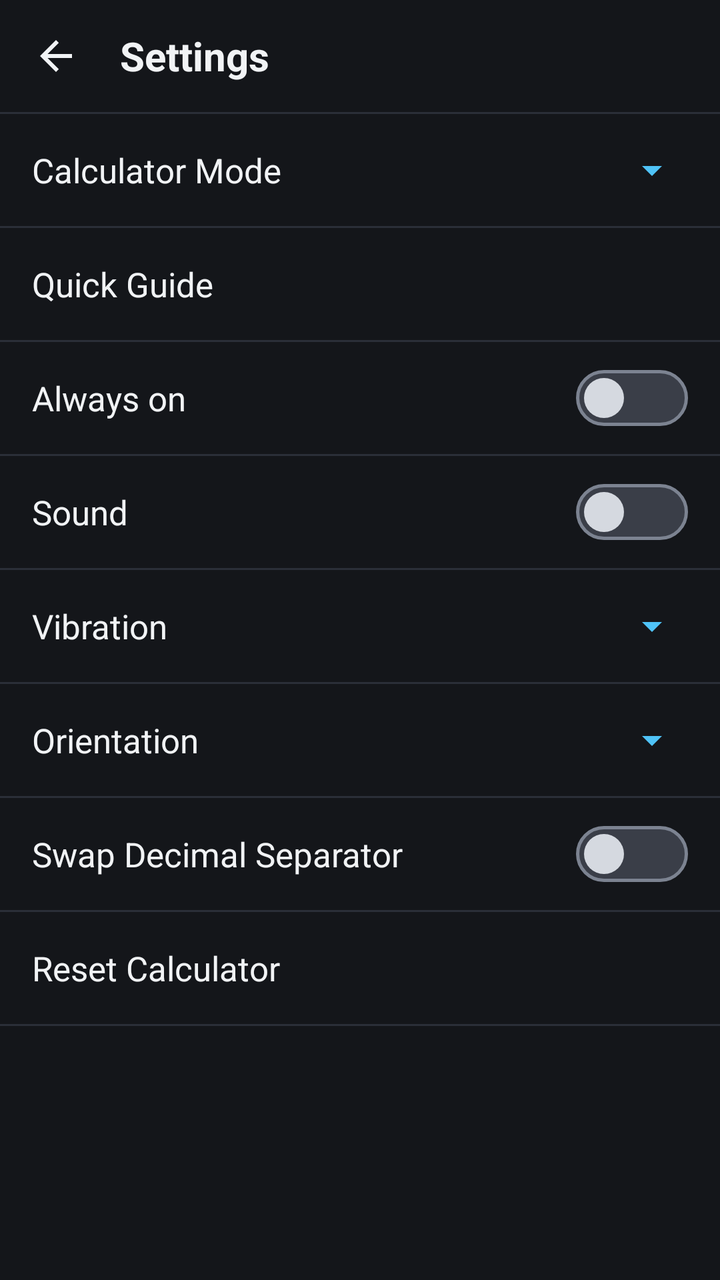
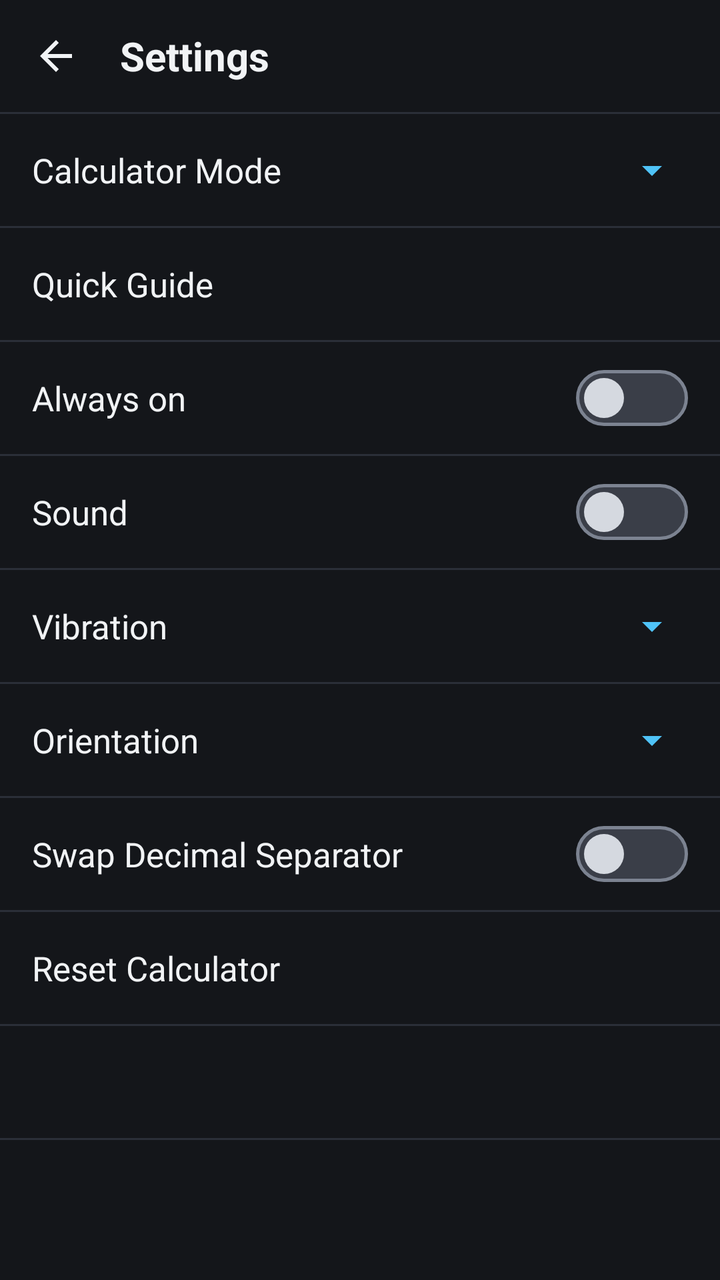

Two renders of the same Android screen: before a commit and after it. Below are the layout's source before the change and the commit's diff.
<!-- AndroidManifest.xml: fallback theme Theme.MaterialComponents.DayNight.NoActionBar -->
<!-- res/layout/settings_dlg.xml -->
<?xml version="1.0" encoding="utf-8"?>
<LinearLayout xmlns:android="http://schemas.android.com/apk/res/android"
    android:id="@+id/settingsRootLayout"
    android:layout_width="match_parent"
    android:layout_height="match_parent"
    android:background="@color/settings_bg"
    android:orientation="vertical">

    <LinearLayout
        android:id="@+id/settingsHeaderBar"
        android:layout_width="match_parent"
        android:layout_height="wrap_content"
        android:gravity="center_vertical"
        android:minHeight="56.0dp"
        android:orientation="horizontal"
        android:paddingLeft="4.0dp"
        android:paddingRight="16.0dp">

        <ImageButton
            android:id="@+id/settingsBackButton"
            android:layout_width="48.0dp"
            android:layout_height="48.0dp"
            android:background="?android:attr/selectableItemBackgroundBorderless"
            android:contentDescription="@string/Close"
            android:scaleType="centerInside"
            android:src="?android:attr/homeAsUpIndicator"
            android:tint="@color/settings_text_primary" />

        <TextView
            android:id="@+id/settingsTitleText"
            android:layout_width="0.0dp"
            android:layout_height="wrap_content"
            android:layout_marginLeft="8.0dp"
            android:layout_marginRight="8.0dp"
            android:layout_weight="1.0"
            android:ellipsize="end"
            android:singleLine="true"
            android:text="@string/Settings"
            android:textColor="@color/settings_text_primary"
            android:textSize="20.0sp"
            android:textStyle="bold" />

        <TextView
            android:id="@+id/settingsVersionText"
            android:layout_width="wrap_content"
            android:layout_height="wrap_content"
            android:singleLine="true"
            android:textColor="@color/settings_text_secondary"
            android:textSize="13.0sp" />
    </LinearLayout>

    <View
        android:layout_width="match_parent"
        android:layout_height="1.0dp"
        android:background="@color/settings_divider" />

    <ScrollView
        android:layout_width="match_parent"
        android:layout_height="0.0dp"
        android:layout_weight="1.0"
        android:clipToPadding="false">

        <LinearLayout
            android:id="@id/SettingsOptions"
            android:layout_width="match_parent"
            android:layout_height="wrap_content"
            android:orientation="vertical">

            <LinearLayout
                android:id="@id/LinearLayoutMode"
                android:layout_width="match_parent"
                android:layout_height="wrap_content"
                android:background="?android:attr/selectableItemBackground"
                android:clickable="true"
                android:focusable="true"
                android:gravity="center_vertical"
                android:minHeight="56.0dp"
                android:paddingLeft="16.0dp"
                android:paddingRight="10.0dp">

                <TextView
                    android:id="@id/TextViewMode"
                    android:layout_width="0.0dp"
                    android:layout_height="wrap_content"
                    android:layout_gravity="left|center_vertical"
                    android:layout_marginTop="8.0dp"
                    android:layout_marginBottom="8.0dp"
                    android:layout_weight="1.0"
                    android:text="@string/Calculator_Mode"
                    android:textColor="@color/settings_text_primary"
                    android:textSize="17.0sp" />

                <Spinner
                    android:id="@id/modeSpinner"
                    android:layout_width="wrap_content"
                    android:layout_height="wrap_content"
                    android:layout_marginTop="4.0dp"
                    android:layout_marginBottom="4.0dp"
                    android:backgroundTint="@color/settings_accent"
                    android:gravity="right|center_vertical"
                    android:minHeight="48.0dp"
                    android:popupBackground="@drawable/settings_popup_bg" />
            </LinearLayout>

            <View
                android:layout_width="match_parent"
                android:layout_height="1.0dp"
                android:background="@color/settings_divider" />

            <LinearLayout
                android:id="@id/LinearLayoutQuickGuide"
                android:layout_width="match_parent"
                android:layout_height="wrap_content"
                android:background="?android:attr/selectableItemBackground"
                android:clickable="true"
                android:focusable="true"
                android:gravity="center_vertical"
                android:minHeight="56.0dp"
                android:paddingLeft="16.0dp"
                android:paddingRight="16.0dp">

                <TextView
                    android:id="@id/Quick_Guide_TextView"
                    android:layout_width="0.0dp"
                    android:layout_height="wrap_content"
                    android:layout_gravity="left|center_vertical"
                    android:layout_marginTop="8.0dp"
                    android:layout_marginBottom="8.0dp"
                    android:layout_weight="1.0"
                    android:text="@string/Quick_Guide"
                    android:textColor="@color/settings_text_primary"
                    android:textSize="17.0sp" />
            </LinearLayout>

            <View
                android:layout_width="match_parent"
                android:layout_height="1.0dp"
                android:background="@color/settings_divider" />

            <LinearLayout
                android:id="@id/LinearLayout066"
                android:layout_width="match_parent"
                android:layout_height="wrap_content"
                android:background="?android:attr/selectableItemBackground"
                android:clickable="true"
                android:focusable="true"
                android:gravity="center_vertical"
                android:minHeight="56.0dp"
                android:paddingLeft="16.0dp"
                android:paddingRight="16.0dp">

                <TextView
                    android:id="@id/TextView6"
                    android:layout_width="0.0dp"
                    android:layout_height="wrap_content"
                    android:layout_gravity="left|center_vertical"
                    android:layout_marginTop="8.0dp"
                    android:layout_marginBottom="8.0dp"
                    android:layout_weight="1.0"
                    android:text="@string/Always_On"
                    android:textColor="@color/settings_text_primary"
                    android:textSize="17.0sp" />

                <Switch
                    android:id="@id/spinner1"
                    android:layout_width="wrap_content"
                    android:layout_height="wrap_content"
                    android:minHeight="48.0dp"
                    android:showText="false"
                    android:switchMinWidth="52.0dp"
                    android:textOff=""
                    android:textOn=""
                    android:thumb="@drawable/settings_switch_thumb"
                    android:track="@drawable/settings_switch_track" />
            </LinearLayout>

            <View
                android:layout_width="match_parent"
                android:layout_height="1.0dp"
                android:background="@color/settings_divider" />

            <LinearLayout
                android:id="@id/LinearLayout00"
                android:layout_width="match_parent"
                android:layout_height="wrap_content"
                android:background="?android:attr/selectableItemBackground"
                android:clickable="true"
                android:focusable="true"
                android:gravity="center_vertical"
                android:minHeight="56.0dp"
                android:orientation="horizontal"
                android:paddingLeft="16.0dp"
                android:paddingRight="16.0dp">

                <TextView
                    android:id="@id/TextView0"
                    android:layout_width="0.0dp"
                    android:layout_height="wrap_content"
                    android:layout_gravity="left|center_vertical"
                    android:layout_marginTop="8.0dp"
                    android:layout_marginBottom="8.0dp"
                    android:layout_weight="1.0"
                    android:text="@string/Sound"
                    android:textColor="@color/settings_text_primary"
                    android:textSize="17.0sp" />

                <Switch
                    android:id="@id/mySound"
                    android:layout_width="wrap_content"
                    android:layout_height="wrap_content"
                    android:minHeight="48.0dp"
                    android:showText="false"
                    android:switchMinWidth="52.0dp"
                    android:textOff=""
                    android:textOn=""
                    android:thumb="@drawable/settings_switch_thumb"
                    android:track="@drawable/settings_switch_track" />
            </LinearLayout>

            <View
                android:layout_width="match_parent"
                android:layout_height="1.0dp"
                android:background="@color/settings_divider" />

            <LinearLayout
                android:id="@id/LinearLayout033"
                android:layout_width="match_parent"
                android:layout_height="wrap_content"
                android:background="?android:attr/selectableItemBackground"
                android:clickable="true"
                android:focusable="true"
                android:gravity="center_vertical"
                android:minHeight="56.0dp"
                android:paddingLeft="16.0dp"
                android:paddingRight="10.0dp">

                <TextView
                    android:id="@id/TextView01"
                    android:layout_width="0.0dp"
                    android:layout_height="wrap_content"
                    android:layout_gravity="left|center_vertical"
                    android:layout_marginTop="8.0dp"
                    android:layout_marginBottom="8.0dp"
                    android:layout_weight="1.0"
                    android:text="@string/Vibration"
                    android:textColor="@color/settings_text_primary"
                    android:textSize="17.0sp" />

                <Spinner
                    android:id="@id/myVibration"
                    android:layout_width="wrap_content"
                    android:layout_height="wrap_content"
                    android:layout_marginTop="4.0dp"
                    android:layout_marginBottom="4.0dp"
                    android:backgroundTint="@color/settings_accent"
                    android:gravity="right|center_vertical"
                    android:minHeight="48.0dp"
                    android:popupBackground="@drawable/settings_popup_bg" />
            </LinearLayout>

            <View
                android:layout_width="match_parent"
                android:layout_height="1.0dp"
                android:background="@color/settings_divider" />

            <LinearLayout
                android:id="@id/LinearLayout044"
                android:layout_width="match_parent"
                android:layout_height="wrap_content"
                android:background="?android:attr/selectableItemBackground"
                android:clickable="true"
                android:focusable="true"
                android:gravity="center_vertical"
                android:minHeight="56.0dp"
                android:paddingLeft="16.0dp"
                android:paddingRight="10.0dp">

                <TextView
                    android:id="@id/TextView03"
                    android:layout_width="0.0dp"
                    android:layout_height="wrap_content"
                    android:layout_gravity="left|center_vertical"
                    android:layout_marginTop="8.0dp"
                    android:layout_marginBottom="8.0dp"
                    android:layout_weight="1.0"
                    android:text="@string/Lock_Current_View"
                    android:textColor="@color/settings_text_primary"
                    android:textSize="17.0sp" />

                <Spinner
                    android:id="@id/myCurrentView"
                    android:layout_width="wrap_content"
                    android:layout_height="wrap_content"
                    android:layout_marginTop="4.0dp"
                    android:layout_marginBottom="4.0dp"
                    android:backgroundTint="@color/settings_accent"
                    android:gravity="right|center_vertical"
                    android:minHeight="48.0dp"
                    android:popupBackground="@drawable/settings_popup_bg" />
            </LinearLayout>

            <View
                android:layout_width="match_parent"
                android:layout_height="1.0dp"
                android:background="@color/settings_divider" />

            <LinearLayout
                android:id="@id/LinearLayout055"
                android:layout_width="match_parent"
                android:layout_height="wrap_content"
                android:background="?android:attr/selectableItemBackground"
                android:clickable="true"
                android:focusable="true"
                android:gravity="center_vertical"
                android:minHeight="56.0dp"
                android:paddingLeft="16.0dp"
                android:paddingRight="16.0dp">

                <TextView
                    android:id="@id/Swap_Decimal_Separator_TextView"
                    android:layout_width="0.0dp"
                    android:layout_height="wrap_content"
                    android:layout_gravity="left|center_vertical"
                    android:layout_marginTop="8.0dp"
                    android:layout_marginBottom="8.0dp"
                    android:layout_weight="1.0"
                    android:text="@string/Swap_Decimal_Separator"
                    android:textColor="@color/settings_text_primary"
                    android:textSize="17.0sp" />

                <Switch
                    android:id="@id/DecimalSwap"
                    android:layout_width="wrap_content"
                    android:layout_height="wrap_content"
                    android:minHeight="48.0dp"
                    android:showText="false"
                    android:switchMinWidth="52.0dp"
                    android:textOff=""
                    android:textOn=""
                    android:thumb="@drawable/settings_switch_thumb"
                    android:track="@drawable/settings_switch_track" />
            </LinearLayout>

            <View
                android:layout_width="match_parent"
                android:layout_height="1.0dp"
                android:background="@color/settings_divider" />

            <LinearLayout
                android:id="@id/LinearLayoutReset"
                android:layout_width="match_parent"
                android:layout_height="wrap_content"
                android:background="?android:attr/selectableItemBackground"
                android:clickable="true"
                android:focusable="true"
                android:gravity="center_vertical"
                android:minHeight="56.0dp"
                android:paddingLeft="16.0dp"
                android:paddingRight="16.0dp">

                <TextView
                    android:id="@id/Reset_TextView"
                    android:layout_width="0.0dp"
                    android:layout_height="wrap_content"
                    android:layout_gravity="left|center_vertical"
                    android:layout_marginTop="8.0dp"
                    android:layout_marginBottom="8.0dp"
                    android:layout_weight="1.0"
                    android:text="@string/Reset_Calculator"
                    android:textColor="@color/settings_text_primary"
                    android:textSize="17.0sp" />
            </LinearLayout>

            <View
                android:layout_width="match_parent"
                android:layout_height="1.0dp"
                android:background="@color/settings_divider" />
        </LinearLayout>
    </ScrollView>
</LinearLayout>
<!-- resources referenced by this layout -->
<resources>
  <color name="settings_accent">#ff4fc3f7</color>
  <color name="settings_bg">#ff14161a</color>
  <color name="settings_divider">#ff2b2f38</color>
  <color name="settings_text_primary">#fff1f3f5</color>
  <color name="settings_text_secondary">#ffa5acb8</color>
  <!-- drawable settings_popup_bg (drawable) -->
  <?xml version="1.0" encoding="utf-8"?>
  <shape xmlns:android="http://schemas.android.com/apk/res/android"
      android:shape="rectangle">
      <solid android:color="@color/settings_popup_bg" />
      <stroke
          android:width="1.0dp"
          android:color="@color/settings_popup_stroke" />
      <corners android:radius="14.0dp" />
      <padding
          android:top="6.0dp"
          android:bottom="6.0dp" />
  </shape>
  <!-- drawable settings_switch_thumb (drawable) -->
  <?xml version="1.0" encoding="utf-8"?>
  <selector xmlns:android="http://schemas.android.com/apk/res/android">
      <item android:state_checked="true">
          <layer-list>
              <item
                  android:left="4.0dp"
                  android:top="4.0dp"
                  android:right="4.0dp"
                  android:bottom="4.0dp">
                  <shape android:shape="oval">
                      <solid android:color="@color/settings_switch_thumb_on" />
                      <size
                          android:width="20.0dp"
                          android:height="20.0dp" />
                  </shape>
              </item>
          </layer-list>
      </item>
      <item>
          <layer-list>
              <item
                  android:left="4.0dp"
                  android:top="4.0dp"
                  android:right="4.0dp"
                  android:bottom="4.0dp">
                  <shape android:shape="oval">
                      <solid android:color="@color/settings_switch_thumb_off" />
                      <size
                          android:width="20.0dp"
                          android:height="20.0dp" />
                  </shape>
              </item>
          </layer-list>
      </item>
  </selector>
  <!-- drawable settings_switch_track (drawable) -->
  <?xml version="1.0" encoding="utf-8"?>
  <selector xmlns:android="http://schemas.android.com/apk/res/android">
      <item android:state_checked="true">
          <shape android:shape="rectangle">
              <solid android:color="@color/settings_switch_track_on" />
              <corners android:radius="14.0dp" />
              <size
                  android:width="52.0dp"
                  android:height="28.0dp" />
          </shape>
      </item>
      <item>
          <shape android:shape="rectangle">
              <solid android:color="@color/settings_switch_track_off" />
              <stroke
                  android:width="1.5dp"
                  android:color="@color/settings_switch_track_off_stroke" />
              <corners android:radius="14.0dp" />
              <size
                  android:width="52.0dp"
                  android:height="28.0dp" />
          </shape>
      </item>
  </selector>
  <string name="Always_On">Always on</string>
  <string name="Calculator_Mode">Calculator Mode</string>
  <string name="Close">Close</string>
  <string name="Lock_Current_View">Orientation</string>
  <string name="Quick_Guide">Quick Guide</string>
  <string name="Reset_Calculator">Reset Calculator</string>
  <string name="Settings">Settings</string>
  <string name="Sound">Sound</string>
  <string name="Swap_Decimal_Separator">Swap Decimal Separator</string>
  <string name="Vibration">Vibration</string>
  <color name="settings_popup_bg">#ff262932</color>
  <color name="settings_popup_stroke">#ff454a57</color>
  <color name="settings_switch_thumb_on">#ffffffff</color>
  <color name="settings_switch_thumb_off">#ffd5d9e0</color>
  <color name="settings_switch_track_on">#ff0288d1</color>
  <color name="settings_switch_track_off">#ff3a3e48</color>
  <color name="settings_switch_track_off_stroke">#ff7c8391</color>
</resources>

<!-- the commit's change to res/layout/settings_dlg.xml (unified diff, before → after) -->
@@ -31,7 +31,6 @@
             android:layout_width="0.0dp"
             android:layout_height="wrap_content"
             android:layout_marginLeft="8.0dp"
-            android:layout_marginRight="8.0dp"
             android:layout_weight="1.0"
             android:ellipsize="end"
             android:singleLine="true"
@@ -39,14 +38,6 @@
             android:textColor="@color/settings_text_primary"
             android:textSize="20.0sp"
             android:textStyle="bold" />
-
-        <TextView
-            android:id="@+id/settingsVersionText"
-            android:layout_width="wrap_content"
-            android:layout_height="wrap_content"
-            android:singleLine="true"
-            android:textColor="@color/settings_text_secondary"
-            android:textSize="13.0sp" />
     </LinearLayout>
 
     <View
@@ -375,6 +366,35 @@
                 android:layout_width="match_parent"
                 android:layout_height="1.0dp"
                 android:background="@color/settings_divider" />
+
+            <LinearLayout
+                android:id="@+id/LinearLayoutAbout"
+                android:layout_width="match_parent"
+                android:layout_height="wrap_content"
+                android:background="?android:attr/selectableItemBackground"
+                android:clickable="true"
+                android:focusable="true"
+                android:gravity="center_vertical"
+                android:minHeight="56.0dp"
+                android:paddingLeft="16.0dp"
+                android:paddingRight="16.0dp">
+
+                <TextView
+                    android:id="@+id/About_TextView"
+                    android:layout_width="0.0dp"
+                    android:layout_height="wrap_content"
+                    android:layout_gravity="left|center_vertical"
+                    android:layout_marginTop="8.0dp"
+                    android:layout_marginBottom="8.0dp"
+                    android:layout_weight="1.0"
+                    android:textColor="@color/settings_text_primary"
+                    android:textSize="17.0sp" />
+            </LinearLayout>
+
+            <View
+                android:layout_width="match_parent"
+                android:layout_height="1.0dp"
+                android:background="@color/settings_divider" />
         </LinearLayout>
     </ScrollView>
 </LinearLayout>
<!-- resource entries referenced after the edit -->
@@ -4,7 +4,6 @@
   <color name="settings_bg">#ff14161a</color>
   <color name="settings_divider">#ff2b2f38</color>
   <color name="settings_text_primary">#fff1f3f5</color>
-  <color name="settings_text_secondary">#ffa5acb8</color>
   <!-- drawable settings_popup_bg (drawable) -->
   <?xml version="1.0" encoding="utf-8"?>
   <shape xmlns:android="http://schemas.android.com/apk/res/android"
